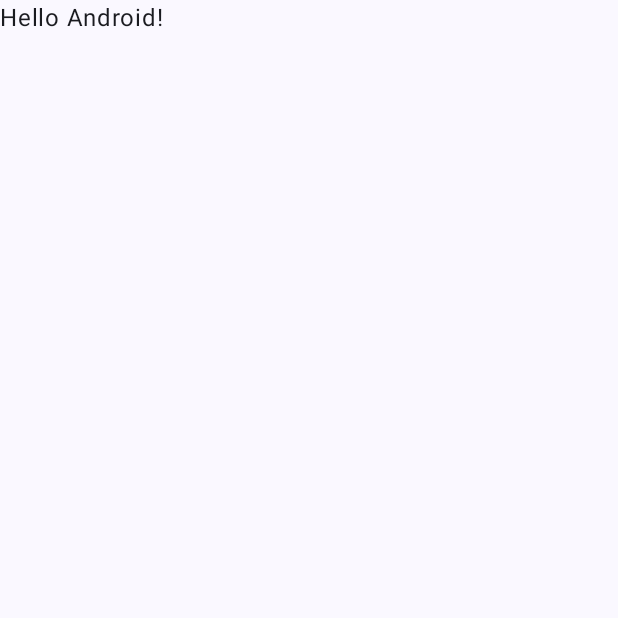
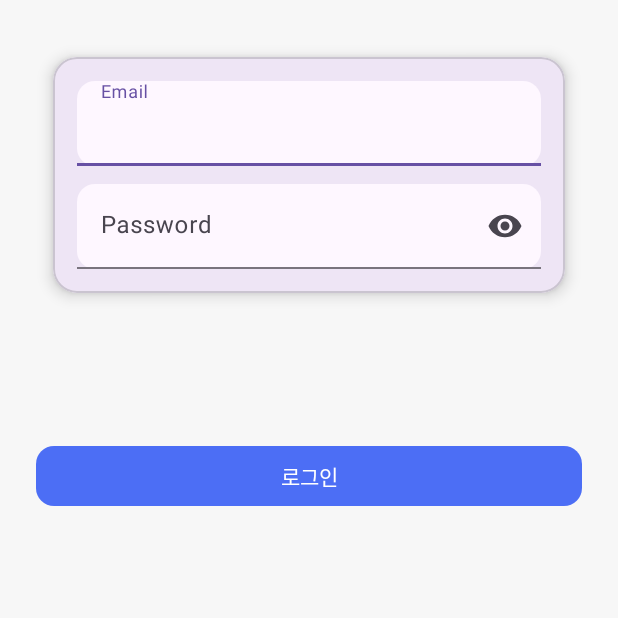
Before and after one commit to annajun1219/2025_engineering_autovent, an Android app: the screen it shows after launch (MainActivity before the commit, LoginActivity after it), on a phone screen of 412 x 824 dp, the top half of it. Before the commit the part shown is almost empty. Run offline under Robolectric (Android 15) with nearby library versions, the phone set to English and light mode, and no system bars.

Commit message:
[fetch] setup-loginpage

```diff
--- a/app/src/main/java/com/example/autovent_2025/MainActivity.kt
+++ /dev/null
@@ -1,47 +0,0 @@
-package com.example.autovent_2025
-
-import android.os.Bundle
-import androidx.activity.ComponentActivity
-import androidx.activity.compose.setContent
-import androidx.activity.enableEdgeToEdge
-import androidx.compose.foundation.layout.fillMaxSize
-import androidx.compose.foundation.layout.padding
-import androidx.compose.material3.Scaffold
-import androidx.compose.material3.Text
-import androidx.compose.runtime.Composable
-import androidx.compose.ui.Modifier
-import androidx.compose.ui.tooling.preview.Preview
-import com.example.autovent_2025.ui.theme.Autovent_2025Theme
-
-class MainActivity : ComponentActivity() {
-    override fun onCreate(savedInstanceState: Bundle?) {
-        super.onCreate(savedInstanceState)
-        enableEdgeToEdge()
-        setContent {
-            Autovent_2025Theme {
-                Scaffold(modifier = Modifier.fillMaxSize()) { innerPadding ->
-                    Greeting(
-                        name = "Android",
-                        modifier = Modifier.padding(innerPadding)
-                    )
-                }
-            }
-        }
-    }
-}
-
-@Composable
-fun Greeting(name: String, modifier: Modifier = Modifier) {
-    Text(
-        text = "Hello $name!",
-        modifier = modifier
-    )
-}
-
-@Preview(showBackground = true)
-@Composable
-fun GreetingPreview() {
-    Autovent_2025Theme {
-        Greeting("Android")
-    }
-}
--- /dev/null
+++ b/app/src/main/java/com/example/autovent_2025/Model/Login.java
@@ -0,0 +1,4 @@
+package com.example.autovent_2025.Model;
+
+public class Login {
+}
--- /dev/null
+++ b/app/src/main/java/com/example/autovent_2025/Model/MainPage.java
@@ -0,0 +1,4 @@
+package com.example.autovent_2025.Model;
+
+public class MainPage {
+}
--- /dev/null
+++ b/app/src/main/java/com/example/autovent_2025/UI/LoginActivity.java
@@ -0,0 +1,22 @@
+package com.example.autovent_2025.UI;
+
+import android.content.Intent;
+import android.os.Bundle;
+import androidx.appcompat.app.AppCompatActivity;
+import com.example.autovent_2025.R;
+import com.example.autovent_2025.UI.main.MainActivity;
+
+public class LoginActivity extends AppCompatActivity {
+    @Override
+    protected void onCreate(Bundle savedInstanceState) {
+        super.onCreate(savedInstanceState);
+        setContentView(R.layout.activity_login);
+
+        findViewById(R.id.btnLogin).setOnClickListener(v -> {
+            // 로그인 처리 로직
+            // 예시: 로그인 성공 시 MainActivity로 이동
+            startActivity(new Intent(this, MainActivity.class));
+            finish();
+        });
+    }
+}
--- /dev/null
+++ b/app/src/main/java/com/example/autovent_2025/UI/main/MainActivity.java
@@ -0,0 +1,13 @@
+package com.example.autovent_2025.UI.main;
+
+import android.os.Bundle;
+import androidx.appcompat.app.AppCompatActivity;
+import com.example.autovent_2025.R;
+
+public class MainActivity extends AppCompatActivity {
+    @Override
+    protected void onCreate(Bundle savedInstanceState) {
+        super.onCreate(savedInstanceState);
+        setContentView(R.layout.activity_main); // 레이아웃 파일 필요
+    }
+}
--- a/app/src/main/java/com/example/autovent_2025/ui/theme/Color.kt
+++ /dev/null
@@ -1,11 +0,0 @@
-package com.example.autovent_2025.ui.theme
-
-import androidx.compose.ui.graphics.Color
-
-val Purple80 = Color(0xFFD0BCFF)
-val PurpleGrey80 = Color(0xFFCCC2DC)
-val Pink80 = Color(0xFFEFB8C8)
-
-val Purple40 = Color(0xFF6650a4)
-val PurpleGrey40 = Color(0xFF625b71)
-val Pink40 = Color(0xFF7D5260)
--- a/app/src/main/java/com/example/autovent_2025/ui/theme/Theme.kt
+++ /dev/null
@@ -1,58 +0,0 @@
-package com.example.autovent_2025.ui.theme
-
-import android.app.Activity
-import android.os.Build
-import androidx.compose.foundation.isSystemInDarkTheme
-import androidx.compose.material3.MaterialTheme
-import androidx.compose.material3.darkColorScheme
-import androidx.compose.material3.dynamicDarkColorScheme
-import androidx.compose.material3.dynamicLightColorScheme
-import androidx.compose.material3.lightColorScheme
-import androidx.compose.runtime.Composable
-import androidx.compose.ui.platform.LocalContext
-
-private val DarkColorScheme = darkColorScheme(
-    primary = Purple80,
-    secondary = PurpleGrey80,
-    tertiary = Pink80
-)
-
-private val LightColorScheme = lightColorScheme(
-    primary = Purple40,
-    secondary = PurpleGrey40,
-    tertiary = Pink40
-
-    /* Other default colors to override
-    background = Color(0xFFFFFBFE),
-    surface = Color(0xFFFFFBFE),
-    onPrimary = Color.White,
-    onSecondary = Color.White,
-    onTertiary = Color.White,
-    onBackground = Color(0xFF1C1B1F),
-    onSurface = Color(0xFF1C1B1F),
-    */
-)
-
-@Composable
-fun Autovent_2025Theme(
-    darkTheme: Boolean = isSystemInDarkTheme(),
-    // Dynamic color is available on Android 12+
-    dynamicColor: Boolean = true,
-    content: @Composable () -> Unit
-) {
-    val colorScheme = when {
-        dynamicColor && Build.VERSION.SDK_INT >= Build.VERSION_CODES.S -> {
-            val context = LocalContext.current
-            if (darkTheme) dynamicDarkColorScheme(context) else dynamicLightColorScheme(context)
-        }
-
-        darkTheme -> DarkColorScheme
-        else -> LightColorScheme
-    }
-
-    MaterialTheme(
-        colorScheme = colorScheme,
-        typography = Typography,
-        content = content
-    )
-}
--- a/app/src/main/java/com/example/autovent_2025/ui/theme/Type.kt
+++ /dev/null
@@ -1,34 +0,0 @@
-package com.example.autovent_2025.ui.theme
-
-import androidx.compose.material3.Typography
-import androidx.compose.ui.text.TextStyle
-import androidx.compose.ui.text.font.FontFamily
-import androidx.compose.ui.text.font.FontWeight
-import androidx.compose.ui.unit.sp
-
-// Set of Material typography styles to start with
-val Typography = Typography(
-    bodyLarge = TextStyle(
-        fontFamily = FontFamily.Default,
-        fontWeight = FontWeight.Normal,
-        fontSize = 16.sp,
-        lineHeight = 24.sp,
-        letterSpacing = 0.5.sp
-    )
-    /* Other default text styles to override
-    titleLarge = TextStyle(
-        fontFamily = FontFamily.Default,
-        fontWeight = FontWeight.Normal,
-        fontSize = 22.sp,
-        lineHeight = 28.sp,
-        letterSpacing = 0.sp
-    ),
-    labelSmall = TextStyle(
-        fontFamily = FontFamily.Default,
-        fontWeight = FontWeight.Medium,
-        fontSize = 11.sp,
-        lineHeight = 16.sp,
-        letterSpacing = 0.5.sp
-    )
-    */
-)
--- /dev/null
+++ b/app/src/main/res/layout/activity_login.xml
@@ -0,0 +1,120 @@
+<?xml version="1.0" encoding="utf-8"?>
+<androidx.constraintlayout.widget.ConstraintLayout
+    xmlns:android="http://schemas.android.com/apk/res/android"
+    xmlns:app="http://schemas.android.com/apk/res-auto"
+    xmlns:tools="http://schemas.android.com/tools"
+    android:layout_width="match_parent"
+    android:layout_height="match_parent"
+    android:background="#F7F7F7"
+    android:padding="24dp"
+    tools:context=".UI.LoginActivity">
+
+    <!-- 타이틀 -->
+    <TextView
+        android:id="@+id/tvTitle"
+        android:layout_width="wrap_content"
+        android:layout_height="wrap_content"
+        android:text="@string/app_title"
+        android:textSize="28sp"
+        android:textStyle="bold"
+        android:textAlignment="center"
+        app:layout_constraintTop_toTopOf="parent"
+        app:layout_constraintStart_toStartOf="parent"
+        app:layout_constraintEnd_toEndOf="parent"
+        android:layout_marginTop="24dp"/>
+
+    <!-- 서브타이틀 -->
+    <TextView
+        android:id="@+id/tvSubtitle"
+        android:layout_width="wrap_content"
+        android:layout_height="wrap_content"
+        android:text="@string/app_subtitle"
+        android:textColor="#7A7A7A"
+        android:textAlignment="center"
+        app:layout_constraintTop_toBottomOf="@id/tvTitle"
+        app:layout_constraintStart_toStartOf="parent"
+        app:layout_constraintEnd_toEndOf="parent"
+        android:layout_marginTop="4dp"/>
+
+
+    <!-- 섹션 라벨 -->
+
+    <!-- 카드 -->
+
+    <com.google.android.material.card.MaterialCardView
+        android:id="@+id/card"
+        android:layout_width="0dp"
+        android:layout_height="wrap_content"
+        app:cardCornerRadius="16dp"
+        app:cardElevation="6dp"
+        app:cardUseCompatPadding="true"
+        app:layout_constraintEnd_toEndOf="parent"
+        app:layout_constraintStart_toStartOf="parent"
+        tools:layout_editor_absoluteY="179dp">
+
+        <LinearLayout
+            android:layout_width="match_parent"
+            android:layout_height="wrap_content"
+            android:orientation="vertical"
+            android:padding="16dp">
+
+            <!-- Email -->
+            <com.google.android.material.textfield.TextInputLayout
+                android:layout_width="match_parent"
+                android:layout_height="wrap_content"
+                android:hint="@string/label_email"
+                app:boxBackgroundMode="filled"
+                app:boxCornerRadiusBottomEnd="12dp"
+                app:boxCornerRadiusBottomStart="12dp"
+                app:boxCornerRadiusTopEnd="12dp"
+                app:boxCornerRadiusTopStart="12dp">
+
+                <com.google.android.material.textfield.TextInputEditText
+                    android:id="@+id/etEmail"
+                    android:layout_width="match_parent"
+                    android:layout_height="wrap_content"
+                    android:autofillHints="emailAddress"
+                    android:inputType="textEmailAddress" />
+            </com.google.android.material.textfield.TextInputLayout>
+
+            <!-- Password -->
+            <com.google.android.material.textfield.TextInputLayout
+                android:layout_width="match_parent"
+                android:layout_height="wrap_content"
+                android:layout_marginTop="12dp"
+                android:hint="@string/label_password"
+                app:boxBackgroundMode="filled"
+                app:boxCornerRadiusBottomEnd="12dp"
+                app:boxCornerRadiusBottomStart="12dp"
+                app:boxCornerRadiusTopEnd="12dp"
+                app:boxCornerRadiusTopStart="12dp"
+                app:endIconMode="password_toggle">
+
+                <com.google.android.material.textfield.TextInputEditText
+                    android:id="@+id/etPw"
+                    android:layout_width="match_parent"
+                    android:layout_height="wrap_content"
+                    android:autofillHints="password"
+                    android:inputType="textPassword" />
+            </com.google.android.material.textfield.TextInputLayout>
+
+        </LinearLayout>
+    </com.google.android.material.card.MaterialCardView>
+
+    <!-- 버튼 -->
+    <com.google.android.material.button.MaterialButton
+        android:id="@+id/btnLogin"
+        android:layout_width="0dp"
+        android:layout_height="48dp"
+        android:layout_marginTop="84dp"
+        android:text="@string/action_login"
+        android:textAllCaps="false"
+        android:textColor="@android:color/white"
+        app:backgroundTint="@color/primary"
+        app:cornerRadius="12dp"
+        app:layout_constraintEnd_toEndOf="@id/card"
+        app:layout_constraintHorizontal_bias="0.0"
+        app:layout_constraintStart_toStartOf="@id/card"
+        app:layout_constraintTop_toBottomOf="@id/card" />
+
+</androidx.constraintlayout.widget.ConstraintLayout>
--- /dev/null
+++ b/app/src/main/res/layout/activity_main.xml
@@ -0,0 +1,6 @@
+<?xml version="1.0" encoding="utf-8"?>
+<androidx.constraintlayout.widget.ConstraintLayout xmlns:android="http://schemas.android.com/apk/res/android"
+    android:layout_width="match_parent"
+    android:layout_height="match_parent">
+
+</androidx.constraintlayout.widget.ConstraintLayout>
--- a/app/src/main/res/values/colors.xml
+++ b/app/src/main/res/values/colors.xml
@@ -7,4 +7,5 @@
     <color name="teal_700">#FF018786</color>
     <color name="black">#FF000000</color>
     <color name="white">#FFFFFFFF</color>
+    <color name="primary">#4C6EF5</color>
 </resources>
--- a/app/src/main/res/values/strings.xml
+++ b/app/src/main/res/values/strings.xml
@@ -1,3 +1,11 @@
 <resources>
     <string name="app_name">autovent_2025</string>
+
+    <!-- 로그인 화면 -->
+    <string name="app_title">SmartWindow</string>
+    <string name="app_subtitle">창문 환기 자동관리 시스템</string>
+    <string name="sign_in">Sign In</string>
+    <string name="label_email">Email</string>
+    <string name="label_password">Password</string>
+    <string name="action_login">로그인</string>
 </resources>
--- a/app/src/main/res/values/themes.xml
+++ b/app/src/main/res/values/themes.xml
@@ -1,5 +1,12 @@
-<?xml version="1.0" encoding="utf-8"?>
+<!-- res/values/themes.xml -->
 <resources>
+    <!-- 최소 베이스 테마: 전역 색 거의 안 건드림 -->
+    <style name="Base.Theme.Autovent" parent="Theme.Material3.DayNight.NoActionBar">
+        <!-- 필요하면 배경 정도만 -->
+        <item name="android:windowBackground">#F7F7F7</item>
+        <!-- 상태바/내비바는 화면 코드에서 개별 설정할 거면 여기 안 건드려도 됨 -->
+    </style>
 
-    <style name="Theme.Autovent_2025" parent="android:Theme.Material.Light.NoActionBar" />
+    <!-- 앱이 참조하는 실제 테마 (Manifest가 이 이름 사용) -->
+    <style name="Theme.Autovent" parent="Base.Theme.Autovent"/>
 </resources>
```
Also changed, not shown: app/build.gradle.kts (+9 -0 lines), app/src/main/AndroidManifest.xml (+13 -5 lines), 1 other file.
